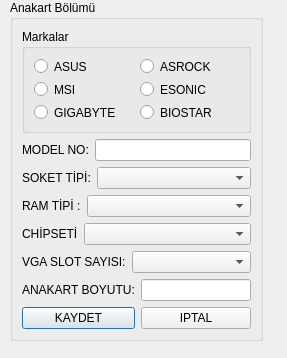
Qt form UI/VeriFormlari/tmoyenianakarttanimlamaformu.ui (onur35iii/TeknolojiMarketiOtomasyonu) before a commit.
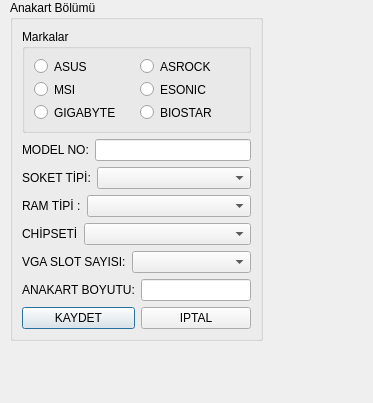
The same form after that commit.

```diff
--- a/UI/VeriFormlari/tmoyenianakarttanimlamaformu.ui
+++ b/UI/VeriFormlari/tmoyenianakarttanimlamaformu.ui
@@ -6,8 +6,8 @@
    <rect>
     <x>0</x>
     <y>0</y>
-    <width>287</width>
-    <height>358</height>
+    <width>373</width>
+    <height>403</height>
    </rect>
   </property>
   <property name="windowTitle">
```
